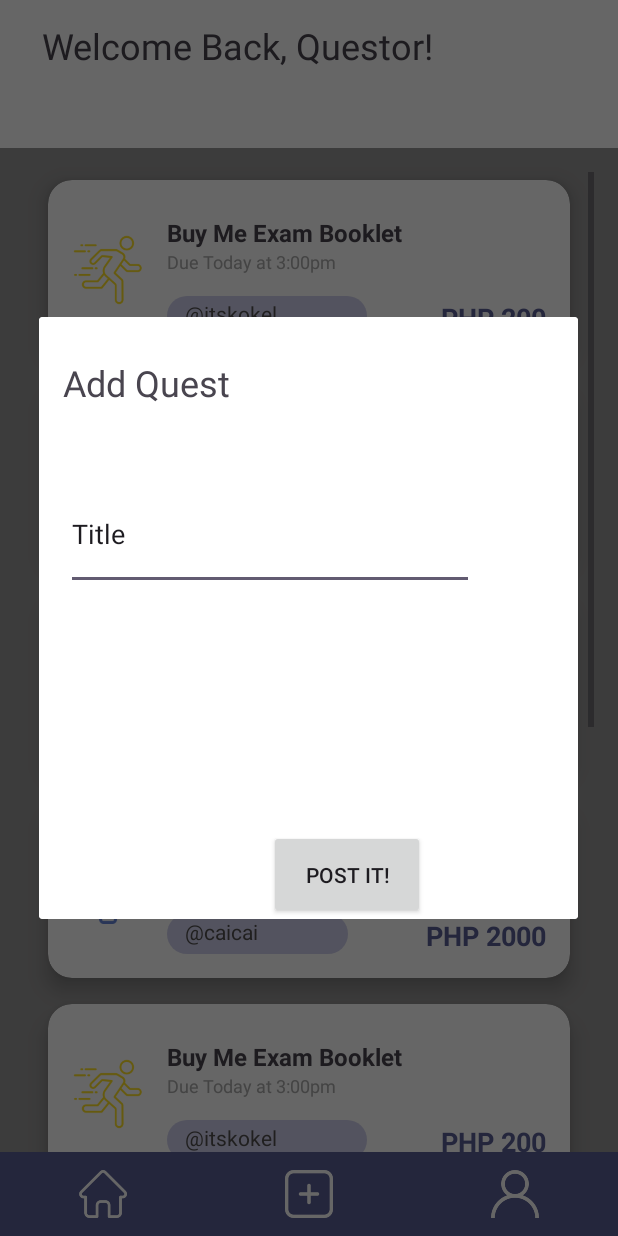
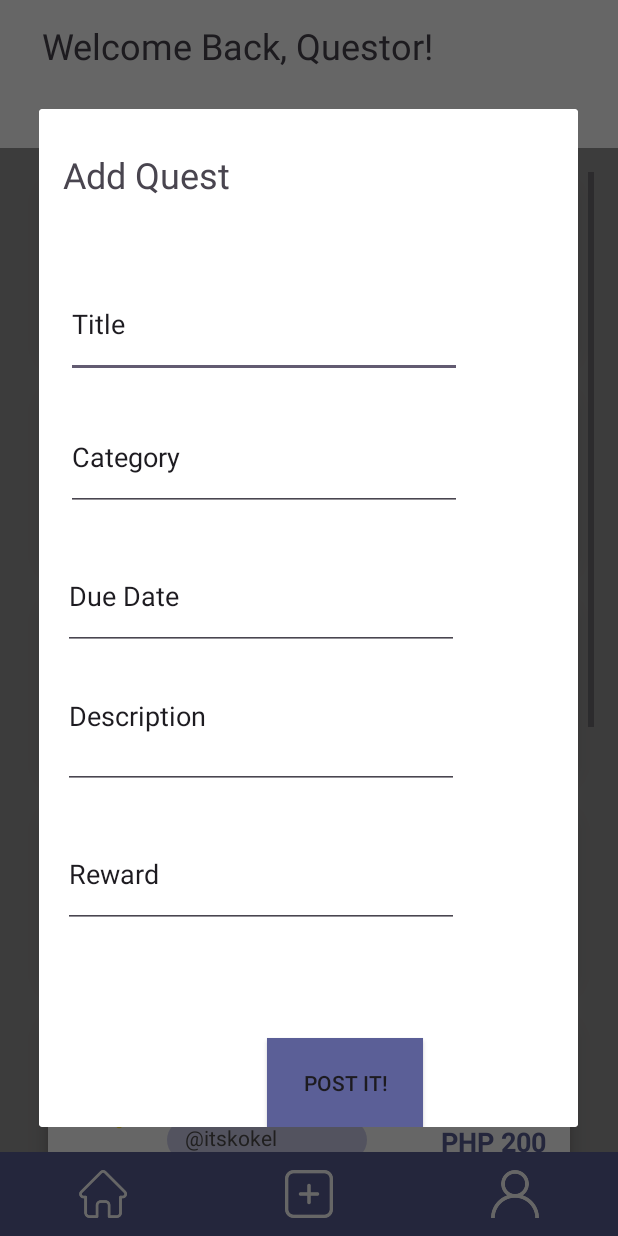
Before and after one commit to xlfrxd/Questify, an Android app: the screen it shows after launch (MainActivity), item 2 of the bottom bar chosen, on a phone screen of 412 x 824 dp. Run offline under Robolectric (Android 15) with nearby library versions, the phone set to English and light mode, and no system bars.

Commit message:
Completed basic front end for Add Quest

```diff
--- a/app/src/main/res/layout/dialog_add.xml
+++ b/app/src/main/res/layout/dialog_add.xml
@@ -2,12 +2,13 @@
 
 <androidx.cardview.widget.CardView xmlns:android="http://schemas.android.com/apk/res/android"
     xmlns:app="http://schemas.android.com/apk/res-auto"
-    android:layout_width="match_parent"
-    android:layout_height="wrap_content">
+    xmlns:tools="http://schemas.android.com/tools"
+    android:layout_width="400dp"
+    android:layout_height="match_parent">
 
     <androidx.constraintlayout.widget.ConstraintLayout
         android:layout_width="match_parent"
-        android:layout_height="wrap_content"
+        android:layout_height="match_parent"
         app:layout_constraintStart_toStartOf="parent"
         app:layout_constraintTop_toTopOf="parent">
 
@@ -24,8 +25,8 @@
 
         <EditText
             android:id="@+id/et_questTitle"
-            android:layout_width="272dp"
-            android:layout_height="74dp"
+            android:layout_width="264dp"
+            android:layout_height="71dp"
             android:layout_marginStart="18dp"
             android:layout_marginTop="48dp"
             android:ems="10"
@@ -38,10 +39,65 @@
             android:id="@+id/btn_addQuest"
             android:layout_width="104dp"
             android:layout_height="59dp"
-            android:layout_marginStart="153dp"
-            android:layout_marginTop="160dp"
+            android:layout_marginStart="152dp"
+            android:layout_marginTop="440dp"
+            android:background="#5B5F97"
             android:text="Post it!"
+            app:cornerRadius="24dp"
             app:layout_constraintStart_toStartOf="parent"
             app:layout_constraintTop_toBottomOf="@+id/et_questTitle" />
+
+        <EditText
+            android:id="@+id/et_Category"
+            android:layout_width="264dp"
+            android:layout_height="71dp"
+            android:layout_marginStart="18dp"
+            android:layout_marginTop="17dp"
+            android:ems="10"
+            android:inputType="text"
+            android:text="Category"
+            app:layout_constraintStart_toStartOf="parent"
+            app:layout_constraintTop_toBottomOf="@+id/et_questTitle" />
+
+        <EditText
+            android:id="@+id/et_DueDate"
+            android:layout_width="264dp"
+            android:layout_height="71dp"
+            android:layout_marginStart="16dp"
+            android:layout_marginTop="21dp"
+            android:ems="10"
+            android:inputType="text"
+            android:text="Due Date"
+            app:layout_constraintStart_toStartOf="parent"
+            app:layout_constraintTop_toBottomOf="@+id/et_Category" />
+
+        <EditText
+            android:id="@+id/et_Desc"
+            android:layout_width="264dp"
+            android:layout_height="71dp"
+            android:layout_marginStart="16dp"
+            android:layout_marginTop="21dp"
+            android:ems="10"
+            android:gravity="start|top"
+            android:inputType="textMultiLine"
+            android:text="Description"
+            app:layout_constraintStart_toStartOf="parent"
+            app:layout_constraintTop_toBottomOf="@+id/et_DueDate" />
+
+        <EditText
+            android:id="@+id/editTextNumber"
+            android:layout_width="264dp"
+            android:layout_height="71dp"
+            android:layout_marginStart="16dp"
+            android:layout_marginTop="21dp"
+            android:ems="10"
+            android:inputType="number"
+            android:text="Reward"
+            app:layout_constraintStart_toStartOf="parent"
+            app:layout_constraintTop_toBottomOf="@+id/et_Desc"
+            tools:layout_editor_absoluteX="36dp"
+            tools:layout_editor_absoluteY="476dp" />
+
+
     </androidx.constraintlayout.widget.ConstraintLayout>
 </androidx.cardview.widget.CardView>
```
